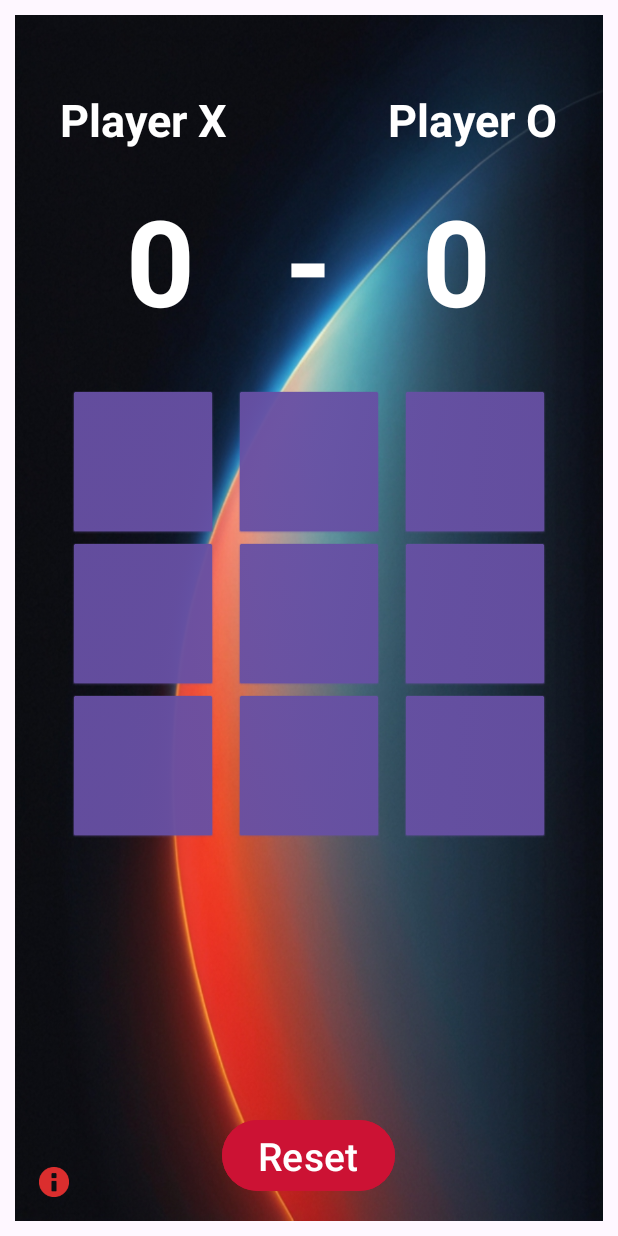
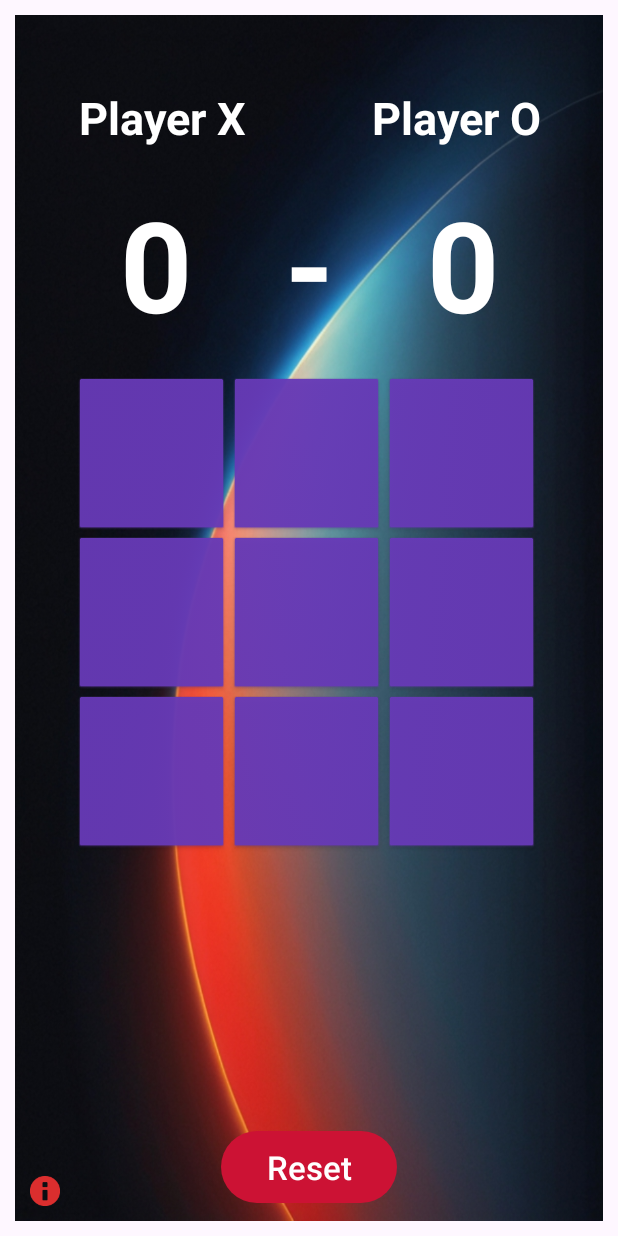
Before and after one commit to Onrcnk/myTicTacToe, an Android app: the MainActivity screen opened directly, with no data from a screen before it, on a phone screen of 412 x 824 dp. Run offline under Robolectric (Android 15) with nearby library versions, the phone set to English and light mode, and no system bars.

Commit message:
Added responsive properties to main.xml

```diff
--- a/app/src/main/java/com/onrcnk/mytictactoe/MainActivity.java
+++ b/app/src/main/java/com/onrcnk/mytictactoe/MainActivity.java
@@ -39,6 +39,8 @@ public class MainActivity extends AppCompatActivity implements View.OnClickListe
 
     private SoundPool soundPool;
     private int soundX, soundO;
+
+    private boolean isGameActive = true;
 
     @Override
     protected void onCreate(Bundle savedInstanceState) {
@@ -116,6 +118,7 @@ public class MainActivity extends AppCompatActivity implements View.OnClickListe
         boolean isWinner = checkWinner();
 
         if (isWinner) {
+            isGameActive = false; // Animasyonları devre dışı bırak
             if (playerOneActive) {
                 playerOneScoreCount++;
                 updatePlayerScore();
@@ -147,6 +150,7 @@ public class MainActivity extends AppCompatActivity implements View.OnClickListe
                     return;
                 }
             }
+
         }
 
         if (!isWinner) {
@@ -160,8 +164,10 @@ public class MainActivity extends AppCompatActivity implements View.OnClickListe
     }
 
     private void playBounceAnimation(Button button) {
-        Animation bounce = AnimationUtils.loadAnimation(this, R.anim.bounce_animation);
-        button.startAnimation(bounce);
+        if (isGameActive) { // Sadece oyun aktifse animasyon oynat
+            Animation bounce = AnimationUtils.loadAnimation(this, R.anim.bounce_animation);
+            button.startAnimation(bounce);
+        }
     }
 
     private void makeMove(Button button, int position, int player, List<Integer> moves, int color) {
@@ -210,6 +216,7 @@ public class MainActivity extends AppCompatActivity implements View.OnClickListe
         for (Button button : buttons) {
             button.setEnabled(false);
             button.setText("");
+            button.setVisibility(View.INVISIBLE);
         }
     }
 
@@ -219,6 +226,7 @@ public class MainActivity extends AppCompatActivity implements View.OnClickListe
     }
 
     private void playAgain() {
+        isGameActive = true;
         rounds = 0;
         playerOneActive = true;
         playerOneScoreCount = 0;
@@ -232,6 +240,7 @@ public class MainActivity extends AppCompatActivity implements View.OnClickListe
             gameState[i] = EMPTY;
             buttons[i].setText("");
             buttons[i].setEnabled(true);
+            buttons[i].setVisibility(View.VISIBLE);
         }
 
         playAgain.setVisibility(View.INVISIBLE);
--- /dev/null
+++ b/app/src/main/res/drawable/button_background.xml
@@ -0,0 +1,4 @@
+<shape xmlns:android="http://schemas.android.com/apk/res/android">
+
+    <corners android:radius="35dp" />
+</shape>
--- a/app/src/main/res/layout/activity_main.xml
+++ b/app/src/main/res/layout/activity_main.xml
@@ -1,5 +1,6 @@
 <?xml version="1.0" encoding="utf-8"?>
-<RelativeLayout xmlns:android="http://schemas.android.com/apk/res/android"
+<androidx.constraintlayout.widget.ConstraintLayout
+    xmlns:android="http://schemas.android.com/apk/res/android"
     xmlns:app="http://schemas.android.com/apk/res-auto"
     xmlns:tools="http://schemas.android.com/tools"
     android:id="@+id/main"
@@ -9,197 +10,296 @@
     android:layout_margin="10dp"
     android:background="@drawable/bg">
 
-    <TextView
+    <androidx.appcompat.widget.AppCompatTextView
         android:id="@+id/label_Player1"
-        android:layout_width="wrap_content"
-        android:layout_height="wrap_content"
+        android:layout_width="0dp"
+        android:layout_height="0dp"
         android:text="Player X"
-        android:textSize="30sp"
         android:textStyle="bold"
         android:textColor="@color/white"
-        android:layout_marginLeft="30dp"
-        android:layout_above="@id/score_Player1"
-        android:layout_marginBottom="-90dp" />
+        app:layout_constraintLeft_toLeftOf="parent"
+        app:layout_constraintTop_toTopOf="parent"
+        app:layout_constraintWidth_percent="0.5"
+        app:layout_constraintHeight_percent="0.17"
+        android:gravity="center"
+        app:autoSizeTextType="uniform"
+        app:autoSizeMinTextSize="10sp"
+        app:autoSizeMaxTextSize="30sp"
+        app:autoSizeStepGranularity="2sp"/>
 
-    <TextView
+    <androidx.appcompat.widget.AppCompatTextView
         android:id="@+id/label_Player2"
-        android:layout_width="wrap_content"
-        android:layout_height="wrap_content"
+        android:layout_width="0dp"
+        android:layout_height="0dp"
+        android:gravity="center"
         android:text="Player O"
-        android:textSize="30sp"
+        android:textColor="@color/white"
         android:textStyle="bold"
-        android:textColor="@color/white"
-        android:layout_alignParentEnd="true"
-        android:layout_marginEnd="30dp"
-        android:layout_above="@id/score_Player2"
-        android:layout_marginBottom="-90dp" />
+        app:autoSizeMaxTextSize="30sp"
+        app:autoSizeMinTextSize="10sp"
+        app:autoSizeStepGranularity="2sp"
+        app:autoSizeTextType="uniform"
+        app:layout_constraintHeight_percent="0.17"
+        app:layout_constraintRight_toRightOf="parent"
+        app:layout_constraintTop_toTopOf="parent"
+        app:layout_constraintWidth_percent="0.5" />
 
     <TextView
         android:id="@+id/score_Player1"
-        android:layout_width="wrap_content"
-        android:layout_height="wrap_content"
+        android:layout_width="0dp"
+        android:layout_height="0dp"
         android:text=""
         android:alpha="0"
+        app:layout_constraintLeft_toLeftOf="@id/label_Player1"
+        app:layout_constraintTop_toBottomOf="@id/label_Player1"
+        app:layout_constraintWidth_percent="0.3"
+        app:layout_constraintHeight_percent="0" />
+
+    <TextView
+        android:id="@+id/score_Player2"
+        android:layout_width="0dp"
+        android:layout_height="0dp"
+        android:text=""
+        android:alpha="0"
+        app:layout_constraintRight_toRightOf="@id/label_Player2"
+        app:layout_constraintTop_toBottomOf="@id/label_Player2"
+        app:layout_constraintWidth_percent="0.3"
+        app:layout_constraintHeight_percent="0"
+        />
+
+    <androidx.appcompat.widget.AppCompatTextView
+        android:id="@+id/textStatus"
+        android:layout_width="0dp"
+        android:layout_height="0dp"
+        android:gravity="center"
+        android:layout_marginBottom="15dp"
+        android:text="0  -  0"
+        android:textColor="@color/white"
+        android:textStyle="bold"
+        app:autoSizeMaxTextSize="85sp"
+        app:autoSizeMinTextSize="10sp"
+        app:autoSizeStepGranularity="2sp"
+        app:autoSizeTextType="uniform"
+        app:layout_constraintBottom_toTopOf="@+id/layout_linear"
+        app:layout_constraintHeight_percent="0.15"
+        app:layout_constraintHorizontal_bias="0.0"
+        app:layout_constraintLeft_toLeftOf="parent"
+        app:layout_constraintRight_toRightOf="parent"
+
         />
 
     <TextView
-        android:id="@+id/score_Player2"
-        android:layout_width="wrap_content"
-        android:layout_height="wrap_content"
-        android:text=""
-        />
+        android:id="@+id/textWinner"
+        android:layout_width="0dp"
+        android:layout_height="0dp"
+        android:gravity="center"
+        android:text="Winner!"
+        android:textColor="@color/white"
+        android:textSize="26sp"
+        android:textStyle="bold"
+        android:visibility="invisible"
+        app:layout_constraintTop_toTopOf="parent"
+        app:layout_constraintBottom_toBottomOf="parent"
+        app:layout_constraintLeft_toLeftOf="parent"
+        app:layout_constraintRight_toRightOf="parent" />
 
-    <TextView
-        android:id="@+id/textStatus"
-        android:layout_width="wrap_content"
-        android:layout_height="wrap_content"
-        android:text="0   -   0"
-        android:textSize="80sp"
-        android:textStyle="bold"
-        android:layout_centerHorizontal="true"
-        android:layout_marginTop="110dp"
-        android:textColor="@color/white" />
+    <androidx.constraintlayout.widget.ConstraintLayout
+        android:id="@+id/layout_linear"
+        android:layout_width="0dp"
+        android:layout_height="0dp"
+        app:layout_constraintTop_toTopOf="parent"
+        app:layout_constraintBottom_toBottomOf="parent"
+        app:layout_constraintLeft_toLeftOf="parent"
+        app:layout_constraintRight_toRightOf="parent"
+        app:layout_constraintHeight_percent="0.4"
+        app:layout_constraintWidth_percent="0.8">
 
-    <TextView
-        android:id="@+id/textWinner"
-        style="@style/WinnerTextStyle"
-        android:layout_width="wrap_content"
-        android:layout_height="wrap_content"
-        android:layout_centerInParent="true"
+        <androidx.appcompat.widget.AppCompatButton
+            android:id="@+id/btn0"
+            android:layout_width="0dp"
+            android:layout_height="0dp"
+            app:autoSizeMaxTextSize="40sp"
+            app:autoSizeMinTextSize="16sp"
+            app:autoSizeStepGranularity="2sp"
+            app:autoSizeTextType="uniform"
+            android:backgroundTint="#673AB7"
+            app:layout_constraintWidth_percent="0.33"
+            app:layout_constraintHeight_percent="0.33"
+            app:layout_constraintLeft_toLeftOf="parent"
+            app:layout_constraintTop_toTopOf="parent"
+            android:background="@android:drawable/btn_default" />
+
+        <androidx.appcompat.widget.AppCompatButton
+            android:id="@+id/btn1"
+            android:layout_width="0dp"
+            android:layout_height="0dp"
+            app:autoSizeMaxTextSize="40sp"
+            app:autoSizeMinTextSize="16sp"
+            app:autoSizeStepGranularity="2sp"
+            app:autoSizeTextType="uniform"
+            android:backgroundTint="#673AB7"
+            app:layout_constraintWidth_percent="0.33"
+            app:layout_constraintHeight_percent="0.33"
+            app:layout_constraintLeft_toRightOf="@id/btn0"
+            app:layout_constraintTop_toTopOf="parent"
+            android:background="@android:drawable/btn_default" />
+
+        <androidx.appcompat.widget.AppCompatButton
+            android:id="@+id/btn2"
+            android:layout_width="0dp"
+            android:layout_height="0dp"
+            app:autoSizeMaxTextSize="40sp"
+            app:autoSizeMinTextSize="16sp"
+            app:autoSizeStepGranularity="2sp"
+            app:autoSizeTextType="uniform"
+            android:backgroundTint="#673AB7"
+            app:layout_constraintWidth_percent="0.33"
+            app:layout_constraintHeight_percent="0.33"
+            app:layout_constraintLeft_toRightOf="@id/btn1"
+            app:layout_constraintTop_toTopOf="parent"
+            android:background="@android:drawable/btn_default" />
+
+        <androidx.appcompat.widget.AppCompatButton
+            android:id="@+id/btn3"
+            android:layout_width="0dp"
+            android:layout_height="0dp"
+            app:autoSizeMaxTextSize="40sp"
+            app:autoSizeMinTextSize="16sp"
+            app:autoSizeStepGranularity="2sp"
+            app:autoSizeTextType="uniform"
+            android:backgroundTint="#673AB7"
+            app:layout_constraintWidth_percent="0.33"
+            app:layout_constraintHeight_percent="0.33"
+            app:layout_constraintLeft_toLeftOf="parent"
+            app:layout_constraintTop_toBottomOf="@id/btn0"
+            android:background="@android:drawable/btn_default" />
+
+        <androidx.appcompat.widget.AppCompatButton
+            android:id="@+id/btn4"
+            android:layout_width="0dp"
+            android:layout_height="0dp"
+            app:autoSizeMaxTextSize="40sp"
+            app:autoSizeMinTextSize="16sp"
+            app:autoSizeStepGranularity="2sp"
+            app:autoSizeTextType="uniform"
+            android:backgroundTint="#673AB7"
+            app:layout_constraintWidth_percent="0.33"
+            app:layout_constraintHeight_percent="0.33"
+            app:layout_constraintLeft_toRightOf="@id/btn3"
+            app:layout_constraintTop_toBottomOf="@id/btn1"
+            android:background="@android:drawable/btn_default" />
+
+        <androidx.appcompat.widget.AppCompatButton
+            android:id="@+id/btn5"
+            android:layout_width="0dp"
+            android:layout_height="0dp"
+            app:autoSizeMaxTextSize="40sp"
+            app:autoSizeMinTextSize="16sp"
+            app:autoSizeStepGranularity="2sp"
+            app:autoSizeTextType="uniform"
+            android:backgroundTint="#673AB7"
+            app:layout_constraintWidth_percent="0.33"
+            app:layout_constraintHeight_percent="0.33"
+            app:layout_constraintLeft_toRightOf="@id/btn4"
+            app:layout_constraintTop_toBottomOf="@id/btn2"
+            android:background="@android:drawable/btn_default" />
+
+        <androidx.appcompat.widget.AppCompatButton
+            android:id="@+id/btn6"
+            android:layout_width="0dp"
+            android:layout_height="0dp"
+            app:autoSizeMaxTextSize="40sp"
+            app:autoSizeMinTextSize="16sp"
+            app:autoSizeStepGranularity="2sp"
+            app:autoSizeTextType="uniform"
+            android:backgroundTint="#673AB7"
+            app:layout_constraintWidth_percent="0.33"
+            app:layout_constraintHeight_percent="0.33"
+            app:layout_constraintLeft_toLeftOf="parent"
+            app:layout_constraintTop_toBottomOf="@id/btn3"
+            android:background="@android:drawable/btn_default" />
+
+        <androidx.appcompat.widget.AppCompatButton
+            android:id="@+id/btn7"
+            android:layout_width="0dp"
+            android:layout_height="0dp"
+            app:autoSizeMaxTextSize="40sp"
+            app:autoSizeMinTextSize="16sp"
+            app:autoSizeStepGranularity="2sp"
+            app:autoSizeTextType="uniform"
+            android:backgroundTint="#673AB7"
+            app:layout_constraintWidth_percent="0.33"
+            app:layout_constraintHeight_percent="0.33"
+            app:layout_constraintLeft_toRightOf="@id/btn6"
+            app:layout_constraintTop_toBottomOf="@id/btn4"
+            android:background="@android:drawable/btn_default" />
+
+        <androidx.appcompat.widget.AppCompatButton
+            android:id="@+id/btn8"
+            android:layout_width="0dp"
+            android:layout_height="0dp"
+            app:autoSizeMaxTextSize="40sp"
+            app:autoSizeMinTextSize="16sp"
+            app:autoSizeStepGranularity="2sp"
+            app:autoSizeTextType="uniform"
+            android:backgroundTint="#673AB7"
+            app:layout_constraintWidth_percent="0.33"
+            app:layout_constraintHeight_percent="0.33"
+            app:layout_constraintLeft_toRightOf="@id/btn7"
+            app:layout_constraintTop_toBottomOf="@id/btn5"
+            android:background="@android:drawable/btn_default" />
+    </androidx.constraintlayout.widget.ConstraintLayout>
+
+
+    <androidx.appcompat.widget.AppCompatButton
+        android:id="@+id/btn_play_again"
+        android:layout_width="0dp"
+        android:layout_height="0dp"
+        android:background="@drawable/button_background"
+        android:backgroundTint="#ffbb00"
+        android:text="Play Again"
+        android:textAllCaps="false"
+        android:textColor="@color/white"
+        app:autoSizeMaxTextSize="22sp"
+        app:autoSizeMinTextSize="16sp"
+        app:autoSizeStepGranularity="2sp"
+        app:autoSizeTextType="uniform"
+        app:layout_constraintBottom_toTopOf="@id/btn_reset"
+        app:layout_constraintHeight_percent="0.06"
+        app:layout_constraintLeft_toLeftOf="parent"
+        app:layout_constraintRight_toRightOf="parent"
+        android:layout_marginBottom="10dp"
+        app:layout_constraintWidth_percent="0.4" />
+
+    <androidx.appcompat.widget.AppCompatButton
+        android:id="@+id/btn_reset"
+        android:layout_width="0dp"
+        android:layout_height="0dp"
+        android:layout_marginBottom="12dp"
+        android:background="@drawable/button_background"
+        android:backgroundTint="#cc1234"
         android:gravity="center"
-        android:visibility="invisible" />
+        android:text="Reset"
+        android:textAllCaps="false"
+        android:textColor="@color/white"
+        app:autoSizeMaxTextSize="22sp"
+        app:autoSizeMinTextSize="16sp"
+        app:autoSizeStepGranularity="2sp"
+        app:autoSizeTextType="uniform"
+        app:layout_constraintBottom_toBottomOf="parent"
+        app:layout_constraintHeight_percent="0.06"
+        app:layout_constraintLeft_toLeftOf="parent"
+        app:layout_constraintRight_toRightOf="parent"
+        app:layout_constraintWidth_percent="0.3" />
 
-    <LinearLayout
-        android:id="@+id/layout_linear"
-        android:layout_width="wrap_content"
-        android:layout_height="wrap_content"
-        android:orientation="vertical"
-        android:layout_centerHorizontal="true"
-        android:layout_centerVertical="true">
-
-        <LinearLayout
-            android:layout_width="wrap_content"
-            android:layout_height="wrap_content"
-            android:orientation="horizontal">
-
-            <Button
-                android:id="@+id/btn0"
-                android:layout_width="100dp"
-                android:layout_height="100dp"
-                android:textSize="26dp"
-                android:layout_marginHorizontal="5dp"
-                android:background="@android:drawable/btn_default"
-                />
-
-            <Button
-                android:id="@+id/btn1"
-                android:layout_width="100dp"
-                android:layout_height="100dp"
-                android:layout_marginHorizontal="5dp"
-                android:layout_marginBottom="1.25dp"
-                android:background="@android:drawable/btn_default"
-                android:textSize="26dp" />
-            <Button
-                android:id="@+id/btn2"
-                android:layout_width="100dp"
-                android:layout_height="100dp"
-                android:textSize="26dp"
-                android:layout_marginHorizontal="5dp"
-                android:layout_marginBottom="1.25dp"
-                android:background="@android:drawable/btn_default" />
-        </LinearLayout>
-
-        <LinearLayout
-            android:layout_width="wrap_content"
-            android:layout_height="wrap_content"
-            android:orientation="horizontal">
-            <Button
-                android:id="@+id/btn3"
-                android:layout_width="100dp"
-                android:layout_height="100dp"
-                android:textSize="26dp"
-                android:layout_marginHorizontal="5dp"
-                android:layout_marginBottom="1.25dp"
-                android:background="@android:drawable/btn_default" />
-            <Button
-                android:id="@+id/btn4"
-                android:layout_width="100dp"
-                android:layout_height="100dp"
-                android:textSize="26dp"
-                android:layout_marginHorizontal="5dp"
-                android:layout_marginBottom="1.25dp"
-                android:background="@android:drawable/btn_default" />
-            <Button
-                android:id="@+id/btn5"
-                android:layout_width="100dp"
-                android:layout_height="100dp"
-                android:textSize="26dp"
-                android:layout_marginHorizontal="5dp"
-                android:layout_marginBottom="1.25dp"
-                android:background="@android:drawable/btn_default" />
-        </LinearLayout>
-
-        <LinearLayout
-            android:layout_width="wrap_content"
-            android:layout_height="wrap_content"
-            android:orientation="horizontal">
-            <Button
-                android:id="@+id/btn6"
-                android:layout_width="100dp"
-                android:layout_height="100dp"
-                android:textSize="26dp"
-                android:layout_marginHorizontal="5dp"
-                android:layout_marginBottom="1.25dp"
-                android:background="@android:drawable/btn_default" />
-            <Button
-                android:id="@+id/btn7"
-                android:layout_width="100dp"
-                android:layout_height="100dp"
-                android:textSize="26dp"
-                android:layout_marginHorizontal="5dp"
-                android:layout_marginBottom="1.25dp"
-                android:background="@android:drawable/btn_default" />
-            <Button
-                android:id="@+id/btn8"
-                android:layout_width="100dp"
-                android:layout_height="100dp"
-                android:textSize="26dp"
-                android:layout_marginHorizontal="5dp"
-                android:layout_marginBottom="1.25dp"
-                android:background="@android:drawable/btn_default" />
-        </LinearLayout>
-
-    </LinearLayout>
-
-    <Button
-        android:id="@+id/btn_play_again"
-        android:layout_width="wrap_content"
-        android:layout_height="wrap_content"
-        android:layout_above="@+id/btn_reset"
-        android:layout_centerHorizontal="true"
-        android:layout_marginBottom="8dp"
-        android:text="Play Again"
-        android:textSize="26dp"
-        android:backgroundTint="#ffbb00" />
-
-    <Button
-        android:id="@+id/btn_reset"
-        android:layout_width="wrap_content"
-        android:layout_height="wrap_content"
-        android:text="Reset"
-        android:textSize="26dp"
-        android:layout_alignParentBottom="true"
-        android:layout_centerHorizontal="true"
-        android:layout_marginBottom="16dp"
-        android:backgroundTint="#cc1234" />
-
-    <Button
+    <androidx.appcompat.widget.AppCompatButton
         android:id="@+id/btnInfoGame"
         android:layout_width="20dp"
         android:layout_height="20dp"
-        android:layout_alignParentStart="true"
-        android:layout_alignParentBottom="true"
-        android:layout_margin="16dp"
-        android:background="@android:drawable/ic_dialog_info" />
+        android:layout_marginLeft="10dp"
+        android:layout_marginBottom="10dp"
+        android:background="@android:drawable/ic_dialog_info"
+        app:layout_constraintBottom_toBottomOf="parent"
+        app:layout_constraintLeft_toLeftOf="parent" />
 
-</RelativeLayout>
+</androidx.constraintlayout.widget.ConstraintLayout>
```
